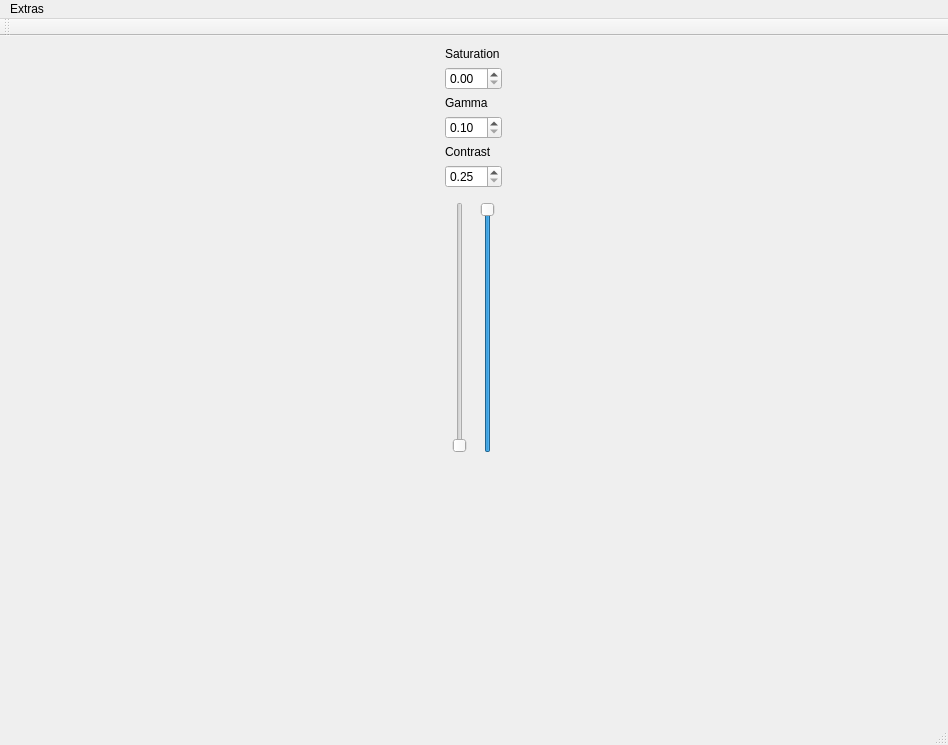
607011/whiteboard-minus-one, file mainwindow.ui: the form before one commit.
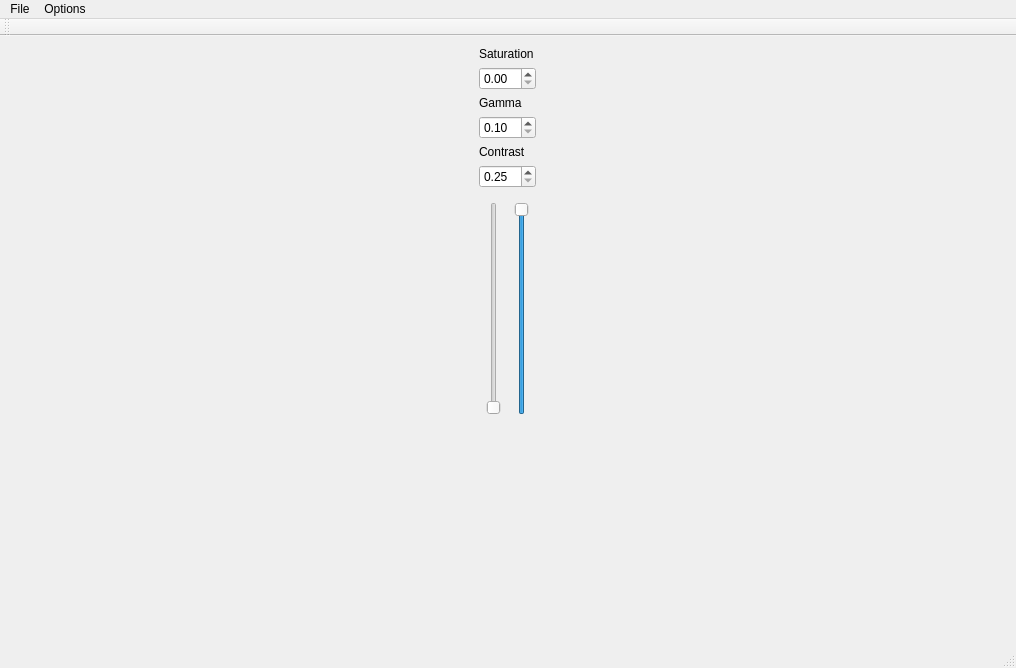
The form after the commit.

Diff of the .ui file:
```diff
--- a/mainwindow.ui
+++ b/mainwindow.ui
@@ -6,8 +6,8 @@
    <rect>
     <x>0</x>
     <y>0</y>
-    <width>948</width>
-    <height>745</height>
+    <width>1016</width>
+    <height>668</height>
    </rect>
   </property>
   <property name="windowTitle">
@@ -156,16 +156,23 @@
     <rect>
      <x>0</x>
      <y>0</y>
-     <width>948</width>
+     <width>1016</width>
      <height>21</height>
     </rect>
    </property>
    <widget class="QMenu" name="menuExtras">
     <property name="title">
-     <string>Extras</string>
+     <string>Options</string>
     </property>
     <addaction name="actionMapFromColorToDepth"/>
    </widget>
+   <widget class="QMenu" name="menuFile">
+    <property name="title">
+     <string>File</string>
+    </property>
+    <addaction name="actionExit"/>
+   </widget>
+   <addaction name="menuFile"/>
    <addaction name="menuExtras"/>
   </widget>
   <widget class="QToolBar" name="mainToolBar">
```
Left out of the diff: 17 changed lines with no effect on the pictures.
